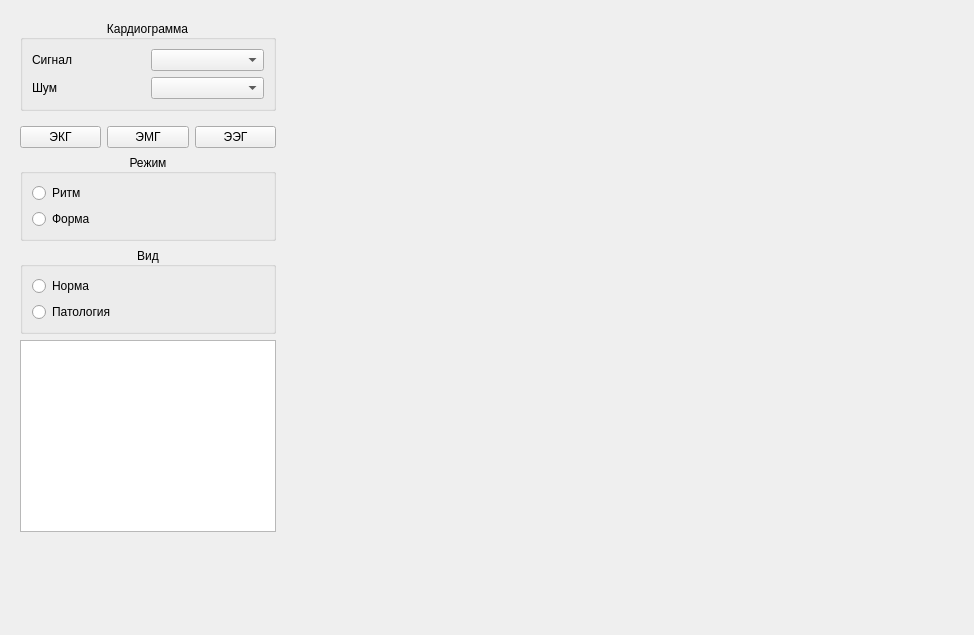
This is src/Tratining/Form/tratining_form.ui in ArtemKuznetsov95/simulator as Qt 5 draws it before an edit. The edited form follows.
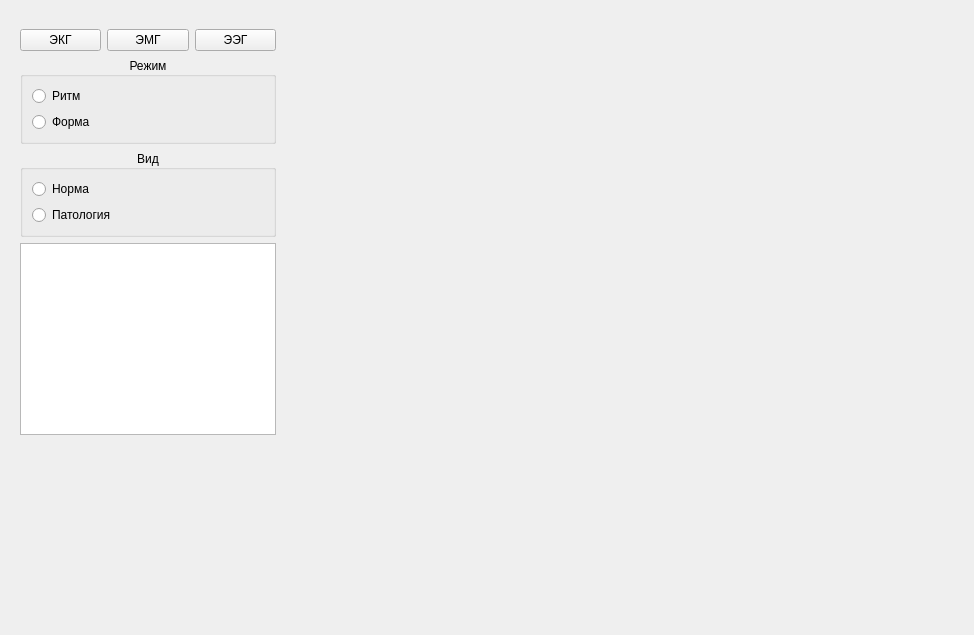
This is the edited form.

What changed in the file:
```diff
--- a/src/Tratining/Form/tratining_form.ui
+++ b/src/Tratining/Form/tratining_form.ui
@@ -47,44 +47,6 @@
       </size>
      </property>
      <layout class="QVBoxLayout" name="verticalLayout">
-      <item>
-       <widget class="QGroupBox" name="groupBox">
-        <property name="sizePolicy">
-         <sizepolicy hsizetype="Preferred" vsizetype="Fixed">
-          <horstretch>0</horstretch>
-          <verstretch>0</verstretch>
-         </sizepolicy>
-        </property>
-        <property name="title">
-         <string>Кардиограмма</string>
-        </property>
-        <property name="alignment">
-         <set>Qt::AlignCenter</set>
-        </property>
-        <layout class="QGridLayout" name="gridLayout">
-         <item row="0" column="0">
-          <widget class="QLabel" name="label">
-           <property name="text">
-            <string>Сигнал</string>
-           </property>
-          </widget>
-         </item>
-         <item row="0" column="1">
-          <widget class="QComboBox" name="m_comboBox_signal"/>
-         </item>
-         <item row="1" column="0">
-          <widget class="QLabel" name="label_2">
-           <property name="text">
-            <string>Шум</string>
-           </property>
-          </widget>
-         </item>
-         <item row="1" column="1">
-          <widget class="QComboBox" name="m_comboBox_noise"/>
-         </item>
-        </layout>
-       </widget>
-      </item>
       <item>
        <widget class="QWidget" name="m_widget_EFS" native="true">
         <layout class="QVBoxLayout" name="verticalLayout_4">
```
